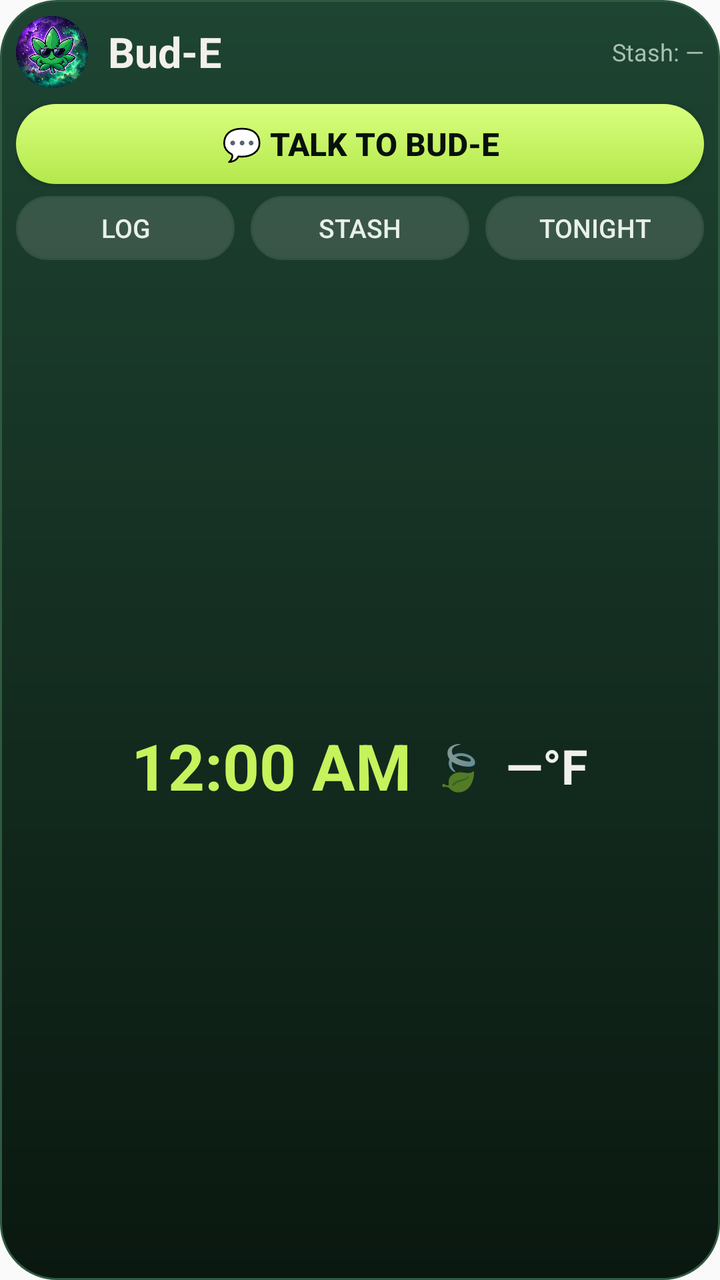
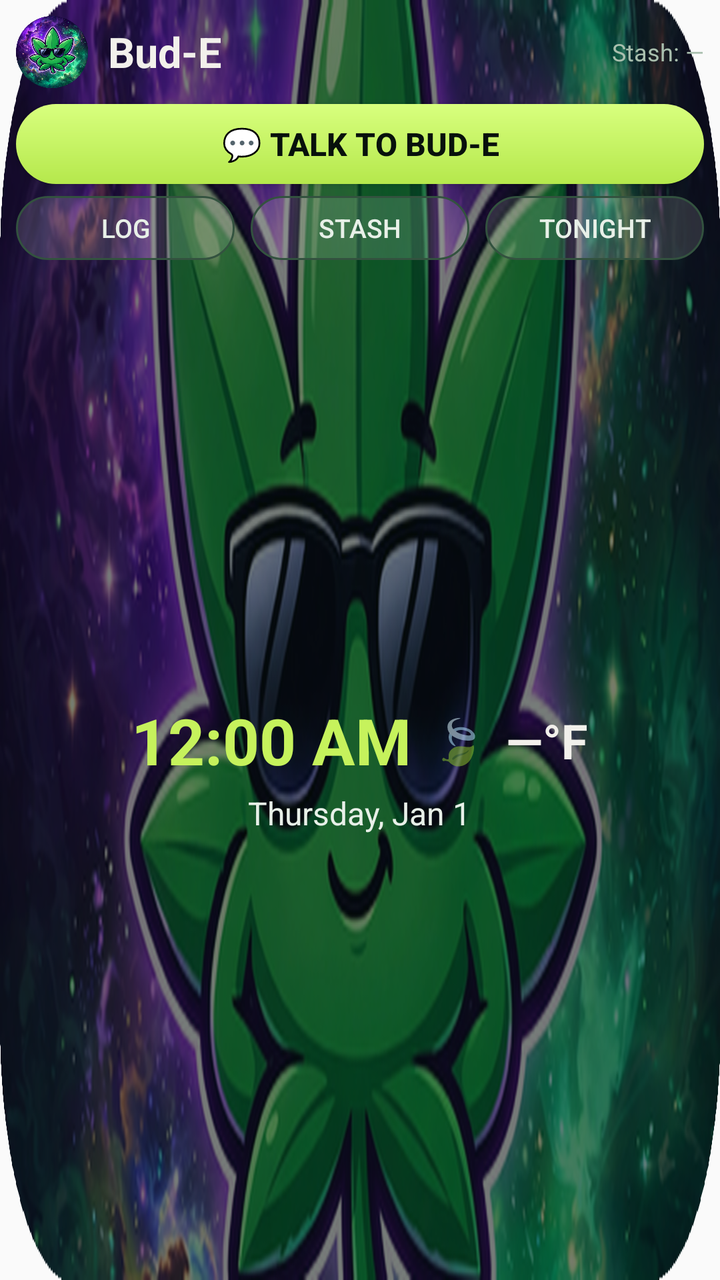

An Android layout rendered at two revisions. The XML below is the earlier revision; the diff shows what the commit changed to produce the second picture.
<!-- AndroidManifest.xml: application theme AppTheme -->
<!-- res/layout/bud_e_widget.xml -->
<?xml version="1.0" encoding="utf-8"?>
<LinearLayout xmlns:android="http://schemas.android.com/apk/res/android"
    android:layout_width="match_parent"
    android:layout_height="match_parent"
    android:background="@drawable/bud_e_widget_bg"
    android:orientation="vertical"
    android:padding="8dp">

    <LinearLayout
        android:id="@+id/widget_header"
        android:layout_width="match_parent"
        android:layout_height="wrap_content"
        android:gravity="center_vertical"
        android:orientation="horizontal">

        <ImageView
            android:id="@+id/widget_leaf"
            android:layout_width="36dp"
            android:layout_height="36dp"
            android:contentDescription="Bud-E"
            android:scaleType="fitCenter"
            android:src="@drawable/bud_e_bubble_icon" />

        <TextView
            android:id="@+id/widget_title"
            android:layout_width="wrap_content"
            android:layout_height="wrap_content"
            android:layout_marginStart="10dp"
            android:text="Bud-E"
            android:textColor="#f2f0eb"
            android:textSize="21sp"
            android:textStyle="bold" />

        <TextView
            android:id="@+id/widget_stash"
            android:layout_width="0dp"
            android:layout_height="wrap_content"
            android:layout_marginStart="12dp"
            android:layout_weight="1"
            android:gravity="end"
            android:maxLines="1"
            android:text="Stash: —"
            android:textColor="#a9bfae"
            android:textSize="12sp" />
    </LinearLayout>

    <Button
        android:id="@+id/widget_talk"
        android:layout_width="match_parent"
        android:layout_height="40dp"
        android:layout_marginTop="8dp"
        android:background="@drawable/bud_e_widget_btn_talk"
        android:minHeight="0dp"
        android:text="💬 Talk to Bud-E"
        android:textColor="#07110c"
        android:textSize="16sp"
        android:textStyle="bold" />

    <LinearLayout
        android:layout_width="match_parent"
        android:layout_height="wrap_content"
        android:layout_marginTop="6dp"
        android:orientation="horizontal">

        <Button
            android:id="@+id/widget_log"
            android:layout_width="0dp"
            android:layout_height="32dp"
            android:layout_weight="1"
            android:background="@drawable/bud_e_widget_btn_ghost"
            android:minHeight="0dp"
            android:text="Log"
            android:textColor="#e8f0e8"
            android:textSize="13sp" />

        <Button
            android:id="@+id/widget_stash_btn"
            android:layout_width="0dp"
            android:layout_height="32dp"
            android:layout_marginStart="8dp"
            android:layout_weight="1"
            android:background="@drawable/bud_e_widget_btn_ghost"
            android:minHeight="0dp"
            android:text="Stash"
            android:textColor="#e8f0e8"
            android:textSize="13sp" />

        <Button
            android:id="@+id/widget_tonight"
            android:layout_width="0dp"
            android:layout_height="32dp"
            android:layout_marginStart="8dp"
            android:layout_weight="1"
            android:background="@drawable/bud_e_widget_btn_ghost"
            android:minHeight="0dp"
            android:text="Tonight"
            android:textColor="#e8f0e8"
            android:textSize="13sp" />
    </LinearLayout>

    <LinearLayout
        android:layout_width="match_parent"
        android:layout_height="0dp"
        android:layout_marginTop="4dp"
        android:layout_weight="1"
        android:gravity="center"
        android:orientation="horizontal">

        <TextClock
            android:id="@+id/widget_time"
            android:layout_width="wrap_content"
            android:layout_height="wrap_content"
            android:format12Hour="h:mm a"
            android:format24Hour="H:mm"
            android:textColor="#c6f25c"
            android:textSize="32sp"
            android:textStyle="bold" />

        <TextView
            android:layout_width="wrap_content"
            android:layout_height="wrap_content"
            android:layout_marginStart="10dp"
            android:text="🍃"
            android:textSize="22sp" />

        <TextView
            android:id="@+id/widget_weather"
            android:layout_width="wrap_content"
            android:layout_height="wrap_content"
            android:layout_marginStart="10dp"
            android:maxLines="1"
            android:text="—°F"
            android:textColor="#f2f0eb"
            android:textSize="24sp"
            android:textStyle="bold" />
    </LinearLayout>
</LinearLayout>
<!-- resources referenced by this layout -->
<resources>
  <!-- drawable bud_e_bubble_icon: png bitmap (drawable-xxxhdpi, 317716 bytes) -->
  <!-- drawable bud_e_widget_bg (drawable) -->
  <?xml version="1.0" encoding="utf-8"?>
  <shape xmlns:android="http://schemas.android.com/apk/res/android"
      android:shape="rectangle">
      <gradient
          android:startColor="#1e4432"
          android:endColor="#0a1810"
          android:angle="270" />
      <stroke
          android:width="1dp"
          android:color="#2e5a40" />
      <corners android:radius="28dp" />
  </shape>
  <!-- drawable bud_e_widget_btn_ghost (drawable) -->
  <?xml version="1.0" encoding="utf-8"?>
  <shape xmlns:android="http://schemas.android.com/apk/res/android"
      android:shape="rectangle">
      <solid android:color="#22FFFFFF" />
      <stroke
          android:width="1dp"
          android:color="#33523f" />
      <corners android:radius="20dp" />
  </shape>
  <!-- drawable bud_e_widget_btn_talk (drawable) -->
  <?xml version="1.0" encoding="utf-8"?>
  <shape xmlns:android="http://schemas.android.com/apk/res/android"
      android:shape="rectangle">
      <gradient
          android:startColor="#d8ff7e"
          android:endColor="#b5e84c"
          android:angle="270" />
      <corners android:radius="24dp" />
  </shape>
  <style name="AppTheme" parent="Theme.AppCompat.Light.DarkActionBar">
          
          <item name="colorPrimary">@color/colorPrimary</item>
          <item name="colorPrimaryDark">@color/colorPrimaryDark</item>
          <item name="colorAccent">@color/colorAccent</item>
      </style>
</resources>

<!-- the commit's change to res/layout/bud_e_widget.xml (unified diff, before → after) -->
@@ -2,7 +2,7 @@
 <LinearLayout xmlns:android="http://schemas.android.com/apk/res/android"
     android:layout_width="match_parent"
     android:layout_height="match_parent"
-    android:background="@drawable/bud_e_widget_bg"
+    android:background="@drawable/bud_e_widget_bg_img"
     android:orientation="vertical"
     android:padding="8dp">
 
@@ -104,34 +104,51 @@
         android:layout_marginTop="4dp"
         android:layout_weight="1"
         android:gravity="center"
-        android:orientation="horizontal">
+        android:orientation="vertical">
+
+        <LinearLayout
+            android:layout_width="wrap_content"
+            android:layout_height="wrap_content"
+            android:gravity="center_vertical"
+            android:orientation="horizontal">
+
+            <TextClock
+                android:id="@+id/widget_time"
+                android:layout_width="wrap_content"
+                android:layout_height="wrap_content"
+                android:format12Hour="h:mm a"
+                android:format24Hour="H:mm"
+                android:textColor="#c6f25c"
+                android:textSize="32sp"
+                android:textStyle="bold" />
+
+            <TextView
+                android:layout_width="wrap_content"
+                android:layout_height="wrap_content"
+                android:layout_marginStart="10dp"
+                android:text="🍃"
+                android:textSize="22sp" />
+
+            <TextView
+                android:id="@+id/widget_weather"
+                android:layout_width="wrap_content"
+                android:layout_height="wrap_content"
+                android:layout_marginStart="10dp"
+                android:maxLines="1"
+                android:text="—°F"
+                android:textColor="#f2f0eb"
+                android:textSize="24sp"
+                android:textStyle="bold" />
+        </LinearLayout>
 
         <TextClock
-            android:id="@+id/widget_time"
+            android:id="@+id/widget_date"
             android:layout_width="wrap_content"
             android:layout_height="wrap_content"
-            android:format12Hour="h:mm a"
-            android:format24Hour="H:mm"
-            android:textColor="#c6f25c"
-            android:textSize="32sp"
-            android:textStyle="bold" />
-
-        <TextView
-            android:layout_width="wrap_content"
-            android:layout_height="wrap_content"
-            android:layout_marginStart="10dp"
-            android:text="🍃"
-            android:textSize="22sp" />
-
-        <TextView
-            android:id="@+id/widget_weather"
-            android:layout_width="wrap_content"
-            android:layout_height="wrap_content"
-            android:layout_marginStart="10dp"
-            android:maxLines="1"
-            android:text="—°F"
-            android:textColor="#f2f0eb"
-            android:textSize="24sp"
-            android:textStyle="bold" />
+            android:layout_marginTop="4dp"
+            android:format12Hour="EEEE, MMM d"
+            android:format24Hour="EEEE, MMM d"
+            android:textColor="#e8f0e8"
+            android:textSize="16sp" />
     </LinearLayout>
 </LinearLayout>
<!-- resource entries referenced after the edit -->
@@ -1,19 +1,7 @@
 <!-- resources referenced by this layout -->
 <resources>
   <!-- drawable bud_e_bubble_icon: png bitmap (drawable-xxxhdpi, 317716 bytes) -->
-  <!-- drawable bud_e_widget_bg (drawable) -->
-  <?xml version="1.0" encoding="utf-8"?>
-  <shape xmlns:android="http://schemas.android.com/apk/res/android"
-      android:shape="rectangle">
-      <gradient
-          android:startColor="#1e4432"
-          android:endColor="#0a1810"
-          android:angle="270" />
-      <stroke
-          android:width="1dp"
-          android:color="#2e5a40" />
-      <corners android:radius="28dp" />
-  </shape>
+  <!-- drawable bud_e_widget_bg_img: png bitmap (drawable-xxxhdpi, 629509 bytes) -->
   <!-- drawable bud_e_widget_btn_ghost (drawable) -->
   <?xml version="1.0" encoding="utf-8"?>
   <shape xmlns:android="http://schemas.android.com/apk/res/android"
